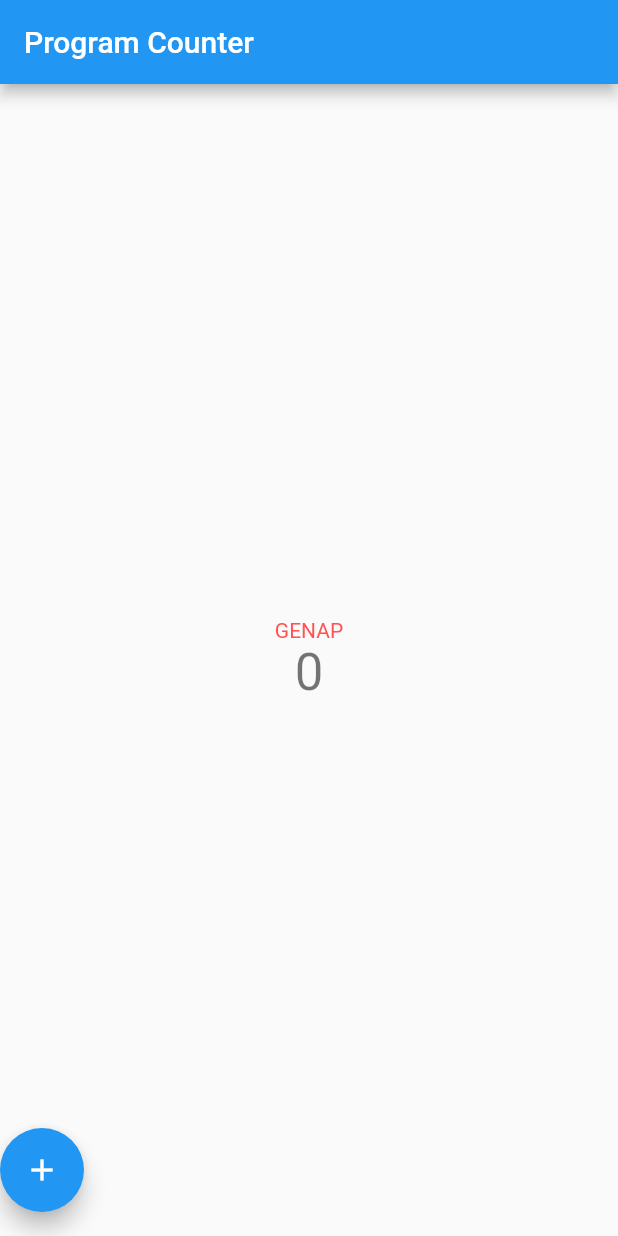
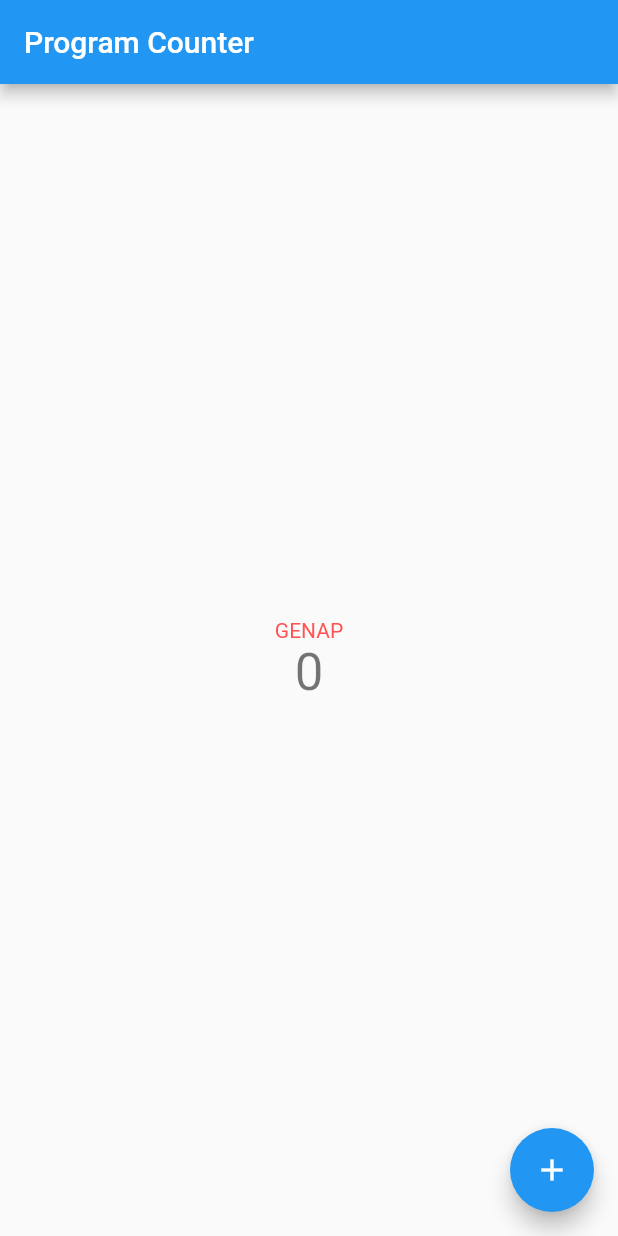
Before and after one commit to raniaarn/pbp-flutter-lab, a Flutter app: the screen it shows after launch, on a phone screen of 412 x 824 dp. Run offline on Flutter 3.47's test engine with Material 2 defaults, Android fonts, the phone set to English and light mode, and no system bars.

Commit message:
fixed position of buttons

```diff
--- a/lib/main.dart
+++ b/lib/main.dart
@@ -123,15 +123,19 @@ class _MyHomePageState extends State<MyHomePage> {
           ],
         ),
       ),
-      floatingActionButton: Row(
+      floatingActionButton: Container(
+        padding: const EdgeInsets.only(left:30),
+        child: Row(
           mainAxisAlignment: MainAxisAlignment.spaceBetween,
           children: <Widget>[
-          if (_counter != 0)
-            FloatingActionButton(
+            Visibility(
+              visible: _counter == 0 ? false : true,
+              child: FloatingActionButton(
                 onPressed: _decrementCounter,
                 tooltip: 'Decrement',
                 heroTag: null,
                 child: const Icon(Icons.remove),
+              ),
             ),
             FloatingActionButton(
               onPressed: _incrementCounter,
@@ -141,7 +145,7 @@ class _MyHomePageState extends State<MyHomePage> {
             ),
           ],
         ),
-      floatingActionButtonLocation: FloatingActionButtonLocation.centerFloat,
+        )
     );
   }
 }
```
Also changed, not shown: 1 other file. Lines whose indentation alone changed are shown as unchanged.
